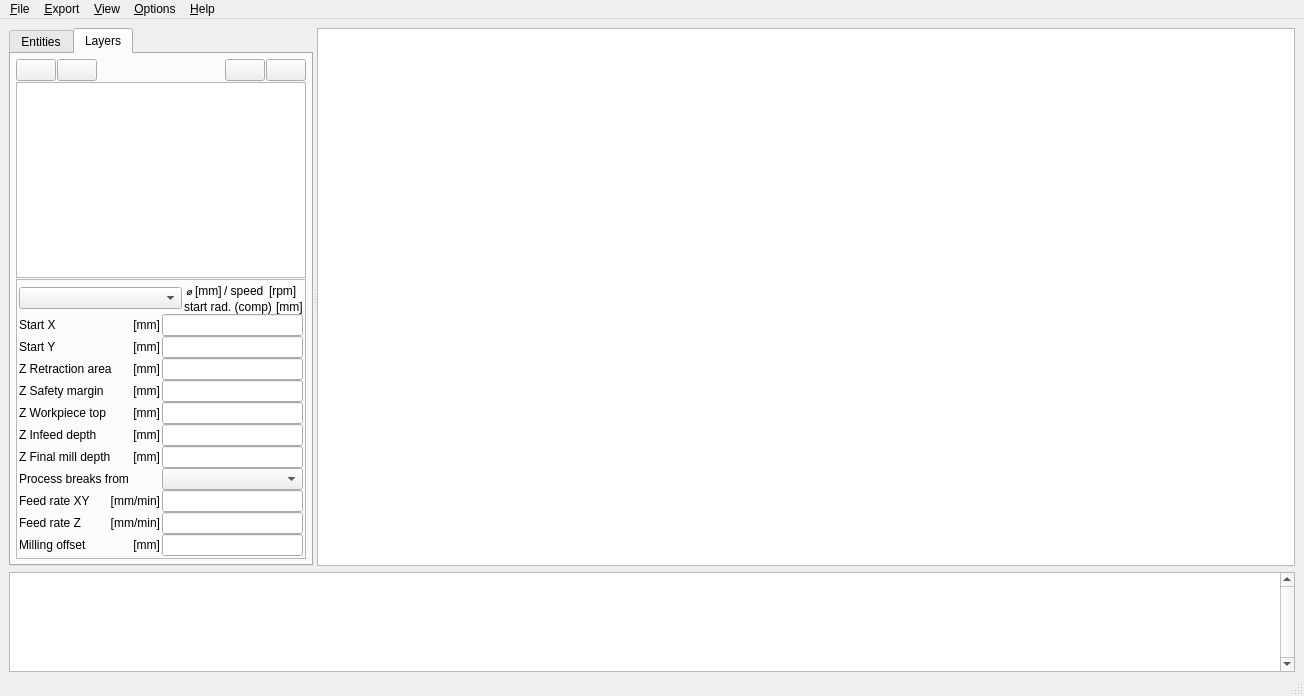
Before: the Qt Designer form source/dxf2gcode.ui in dxf2gcode/dxf2gcode, drawn with Qt 5.
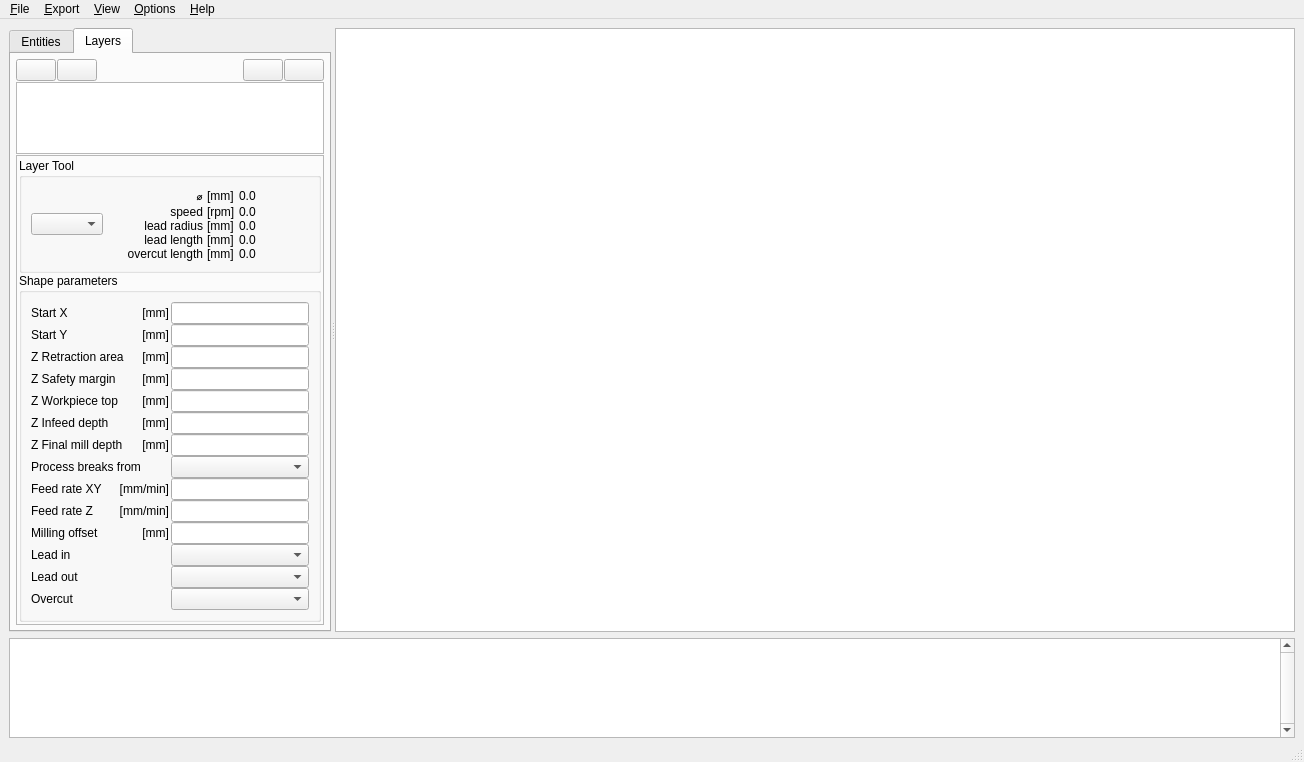
After: the same form once the commit is applied. Icons and pictures are not drawn. Custom widgets are drawn as their Qt base class.

Commit message: feat(core): add configurable lead in/out and overcut for contours

```diff
--- a/source/dxf2gcode.ui
+++ b/source/dxf2gcode.ui
@@ -308,6 +308,10 @@
              <number>2</number>
             </property>
             <item>
+              <widget class="QGroupBox" name="toolGroupBox">
+               <property name="title">
+                <string>Layer Tool</string>
+               </property>
              <layout class="QHBoxLayout" name="horizontalLayout_3">
               <property name="spacing">
                <number>2</number>
@@ -315,11 +319,14 @@
               <item>
                <widget class="QComboBox" name="toolDiameterComboBox">
                 <property name="sizePolicy">
-                 <sizepolicy hsizetype="Preferred" vsizetype="Fixed">
+                  <sizepolicy hsizetype="Maximum" vsizetype="Fixed">
                   <horstretch>0</horstretch>
                   <verstretch>0</verstretch>
                  </sizepolicy>
                 </property>
+                 <property name="sizeAdjustPolicy">
+                  <enum>QComboBox::AdjustToContents</enum>
+                 </property>
                 <property name="maxVisibleItems">
                  <number>20</number>
                 </property>
@@ -331,11 +338,17 @@
                  <number>0</number>
                 </property>
                 <item>
-                 <layout class="QHBoxLayout" name="horizontalLayout">
-                  <item>
+                  <layout class="QGridLayout" name="toolValuesGrid" columnstretch="1,0,0">
+                   <property name="horizontalSpacing">
+                    <number>4</number>
+                   </property>
+                   <property name="verticalSpacing">
+                    <number>0</number>
+                   </property>
+                   <item row="0" column="0">
                    <widget class="QLabel" name="label_11">
                     <property name="sizePolicy">
-                     <sizepolicy hsizetype="Maximum" vsizetype="Preferred">
+                      <sizepolicy hsizetype="Expanding" vsizetype="Preferred">
                       <horstretch>0</horstretch>
                       <verstretch>0</verstretch>
                      </sizepolicy>
@@ -346,36 +359,61 @@
                     <property name="textFormat">
                      <enum>Qt::PlainText</enum>
                     </property>
-                   </widget>
-                  </item>
-                  <item>
+                     <property name="alignment">
+                      <set>Qt::AlignRight|Qt::AlignTrailing|Qt::AlignVCenter</set>
+                     </property>
+                    </widget>
+                   </item>
+                   <item row="0" column="1">
+                    <widget class="QLabel" name="toolDiameterUnitLabel">
+                     <property name="sizePolicy">
+                      <sizepolicy hsizetype="Maximum" vsizetype="Preferred">
+                       <horstretch>0</horstretch>
+                       <verstretch>0</verstretch>
+                      </sizepolicy>
+                     </property>
+                     <property name="text">
+                      <string notr="true">[mm]</string>
+                     </property>
+                    </widget>
+                   </item>
+                   <item row="0" column="2">
                    <widget class="QLabel" name="toolDiameterLabel">
-                    <property name="sizePolicy">
-                     <sizepolicy hsizetype="Maximum" vsizetype="Preferred">
-                      <horstretch>0</horstretch>
-                      <verstretch>0</verstretch>
-                     </sizepolicy>
+                     <property name="minimumSize">
+                      <size>
+                       <width>70</width>
+                       <height>0</height>
+                      </size>
+                     </property>
+                     <property name="maximumSize">
+                      <size>
+                       <width>70</width>
+                       <height>16777215</height>
+                      </size>
                     </property>
                     <property name="text">
-                     <string notr="true">[mm]</string>
+                      <string notr="true">0.0</string>
                     </property>
                    </widget>
                   </item>
-                  <item>
+                   <item row="1" column="0">
                    <widget class="QLabel" name="label_12">
                     <property name="sizePolicy">
-                     <sizepolicy hsizetype="Maximum" vsizetype="Preferred">
+                      <sizepolicy hsizetype="Expanding" vsizetype="Preferred">
                       <horstretch>0</horstretch>
                       <verstretch>0</verstretch>
                      </sizepolicy>
                     </property>
                     <property name="text">
-                     <string>/ speed </string>
+                      <string>speed</string>
+                     </property>
+                     <property name="alignment">
+                      <set>Qt::AlignRight|Qt::AlignTrailing|Qt::AlignVCenter</set>
                     </property>
                    </widget>
                   </item>
-                  <item>
-                   <widget class="QLabel" name="toolSpeedLabel">
+                   <item row="1" column="1">
+                    <widget class="QLabel" name="toolSpeedUnitLabel">
                     <property name="sizePolicy">
                      <sizepolicy hsizetype="Maximum" vsizetype="Preferred">
                       <horstretch>0</horstretch>
@@ -387,26 +425,92 @@
                     </property>
                    </widget>
                   </item>
-                 </layout>
-                </item>
-                <item>
-                 <layout class="QHBoxLayout" name="horizontalLayout_2">
-                  <item>
+                   <item row="1" column="2">
+                    <widget class="QLabel" name="toolSpeedLabel">
+                     <property name="minimumSize">
+                      <size>
+                       <width>70</width>
+                       <height>0</height>
+                      </size>
+                     </property>
+                     <property name="maximumSize">
+                      <size>
+                       <width>70</width>
+                       <height>16777215</height>
+                      </size>
+                     </property>
+                     <property name="text">
+                      <string notr="true">0.0</string>
+                     </property>
+                    </widget>
+                   </item>
+                   <item row="2" column="0">
                    <widget class="QLabel" name="label_13">
                     <property name="sizePolicy">
+                      <sizepolicy hsizetype="Expanding" vsizetype="Preferred">
+                       <horstretch>0</horstretch>
+                       <verstretch>0</verstretch>
+                      </sizepolicy>
+                     </property>
+                     <property name="text">
+                      <string>lead radius</string>
+                     </property>
+                     <property name="alignment">
+                      <set>Qt::AlignRight|Qt::AlignTrailing|Qt::AlignVCenter</set>
+                     </property>
+                    </widget>
+                   </item>
+                   <item row="2" column="1">
+                    <widget class="QLabel" name="leadRadiusUnitLabel">
+                     <property name="sizePolicy">
                      <sizepolicy hsizetype="Maximum" vsizetype="Preferred">
                       <horstretch>0</horstretch>
                       <verstretch>0</verstretch>
                      </sizepolicy>
                     </property>
                     <property name="text">
-                     <string>start rad. (comp) </string>
+                      <string notr="true">[mm]</string>
                     </property>
                    </widget>
                   </item>
-                  <item>
-                   <widget class="QLabel" name="startRadiusLabel">
+                   <item row="2" column="2">
+                    <widget class="QLabel" name="leadRadiusLabel">
+                     <property name="minimumSize">
+                      <size>
+                       <width>70</width>
+                       <height>0</height>
+                      </size>
+                     </property>
+                     <property name="maximumSize">
+                      <size>
+                       <width>70</width>
+                       <height>16777215</height>
+                      </size>
+                     </property>
+                     <property name="text">
+                      <string notr="true">0.0</string>
+                     </property>
+                    </widget>
+                   </item>
+                   <item row="3" column="0">
+                    <widget class="QLabel" name="label_15">
                     <property name="sizePolicy">
+                      <sizepolicy hsizetype="Expanding" vsizetype="Preferred">
+                       <horstretch>0</horstretch>
+                       <verstretch>0</verstretch>
+                      </sizepolicy>
+                     </property>
+                     <property name="text">
+                      <string>lead length</string>
+                     </property>
+                     <property name="alignment">
+                      <set>Qt::AlignRight|Qt::AlignTrailing|Qt::AlignVCenter</set>
+                     </property>
+                    </widget>
+                   </item>
+                   <item row="3" column="1">
+                    <widget class="QLabel" name="leadLengthUnitLabel">
+                     <property name="sizePolicy">
                      <sizepolicy hsizetype="Maximum" vsizetype="Preferred">
                       <horstretch>0</horstretch>
                       <verstretch>0</verstretch>
@@ -417,13 +521,86 @@
                     </property>
                    </widget>
                   </item>
-                 </layout>
-                </item>
+                   <item row="3" column="2">
+                    <widget class="QLabel" name="leadLengthLabel">
+                     <property name="minimumSize">
+                      <size>
+                       <width>70</width>
+                       <height>0</height>
+                      </size>
+                     </property>
+                     <property name="maximumSize">
+                      <size>
+                       <width>70</width>
+                       <height>16777215</height>
+                      </size>
+                     </property>
+                     <property name="text">
+                      <string notr="true">0.0</string>
+                     </property>
+                    </widget>
+                   </item>
+                   <item row="4" column="0">
+                    <widget class="QLabel" name="label_16">
+                     <property name="sizePolicy">
+                      <sizepolicy hsizetype="Expanding" vsizetype="Preferred">
+                       <horstretch>0</horstretch>
+                       <verstretch>0</verstretch>
+                      </sizepolicy>
+                     </property>
+                     <property name="text">
+                      <string>overcut length</string>
+                     </property>
+                     <property name="alignment">
+                      <set>Qt::AlignRight|Qt::AlignTrailing|Qt::AlignVCenter</set>
+                     </property>
+                    </widget>
+                   </item>
+                   <item row="4" column="1">
+                    <widget class="QLabel" name="overcutLengthUnitLabel">
+                     <property name="sizePolicy">
+                      <sizepolicy hsizetype="Maximum" vsizetype="Preferred">
+                       <horstretch>0</horstretch>
+                       <verstretch>0</verstretch>
+                      </sizepolicy>
+                     </property>
+                     <property name="text">
+                      <string notr="true">[mm]</string>
+                     </property>
+                    </widget>
+                   </item>
+                   <item row="4" column="2">
+                    <widget class="QLabel" name="overcutLengthLabel">
+                     <property name="minimumSize">
+                      <size>
+                       <width>70</width>
+                       <height>0</height>
+                      </size>
+                     </property>
+                     <property name="maximumSize">
+                      <size>
+                       <width>70</width>
+                       <height>16777215</height>
+                      </size>
+                     </property>
+                     <property name="text">
+                      <string notr="true">0.0</string>
+                     </property>
+                    </widget>
+                   </item>
+                  </layout>
+                 </item>
+
                </layout>
               </item>
              </layout>
+               </widget>
             </item>
             <item>
+               <widget class="QGroupBox" name="shapeGroupBox">
+               <property name="title">
+                <string>Shape parameters</string>
+               </property>
              <layout class="QGridLayout" name="gridLayout" columnstretch="0,0">
               <property name="horizontalSpacing">
                <number>2</number>
@@ -842,6 +1019,114 @@
                 </property>
                </widget>
               </item>
+               <item row="11" column="0">
+                <layout class="QHBoxLayout" name="horizontalLayout_20">
+                 <property name="spacing">
+                  <number>2</number>
+                 </property>
+                 <property name="leftMargin">
+                  <number>0</number>
+                 </property>
+                 <property name="rightMargin">
+                  <number>0</number>
+                 </property>
+                 <item>
+                  <widget class="QLabel" name="leadInLabel">
+                   <property name="text">
+                    <string>Lead in</string>
+                   </property>
+                   <property name="wordWrap">
+                    <bool>true</bool>
+                   </property>
+                  </widget>
+                 </item>
+                </layout>
+               </item>
+               <item row="11" column="1">
+                <widget class="QComboBox" name="leadInComboBox">
+                 <property name="sizePolicy">
+                  <sizepolicy hsizetype="Preferred" vsizetype="Fixed">
+                   <horstretch>0</horstretch>
+                   <verstretch>0</verstretch>
+                  </sizepolicy>
+                 </property>
+                 <property name="toolTip">
+                  <string>Method of the lead in at the start of the contour. &quot;Configuration default&quot; uses the method which is set in the configuration file. The radius and the length of the lead in are common to the lead in and the lead out, they are defined per tool in the tools table. &quot;Circle&quot; is the quarter arc; with G41/G42 the movement which builds up the cutter compensation is added automatically (the machine can only build the compensation with a movement in the XY plane).</string>
+                 </property>
+                </widget>
+               </item>
+               <item row="12" column="0">
+                <layout class="QHBoxLayout" name="horizontalLayout_21">
+                 <property name="spacing">
+                  <number>2</number>
+                 </property>
+                 <property name="leftMargin">
+                  <number>0</number>
+                 </property>
+                 <property name="rightMargin">
+                  <number>0</number>
+                 </property>
+                 <item>
+                  <widget class="QLabel" name="leadOutLabel">
+                   <property name="text">
+                    <string>Lead out</string>
+                   </property>
+                   <property name="wordWrap">
+                    <bool>true</bool>
+                   </property>
+                  </widget>
+                 </item>
+                </layout>
+               </item>
+               <item row="12" column="1">
+                <widget class="QComboBox" name="leadOutComboBox">
+                 <property name="sizePolicy">
+                  <sizepolicy hsizetype="Preferred" vsizetype="Fixed">
+                   <horstretch>0</horstretch>
+                   <verstretch>0</verstretch>
+                  </sizepolicy>
+                 </property>
+                 <property name="toolTip">
+                  <string>Method of the lead out at the end of the contour. &quot;Configuration default&quot; uses the method which is set in the configuration file. The radius and the length of the lead out are common to the lead in and the lead out, they are defined per tool in the tools table.</string>
+                 </property>
+                </widget>
+               </item>
+               <item row="13" column="0">
+                <layout class="QHBoxLayout" name="horizontalLayout_22">
+                 <property name="spacing">
+                  <number>2</number>
+                 </property>
+                 <property name="leftMargin">
+                  <number>0</number>
+                 </property>
+                 <property name="rightMargin">
+                  <number>0</number>
+                 </property>
+                 <item>
+                  <widget class="QLabel" name="overcutLabel">
+                   <property name="text">
+                    <string>Overcut</string>
+                   </property>
+                   <property name="wordWrap">
+                    <bool>true</bool>
+                   </property>
+                  </widget>
+                 </item>
+                </layout>
+               </item>
+               <item row="13" column="1">
+                <widget class="QComboBox" name="overcutComboBox">
+                 <property name="sizePolicy">
+                  <sizepolicy hsizetype="Preferred" vsizetype="Fixed">
+                   <horstretch>0</horstretch>
+                   <verstretch>0</verstretch>
+                  </sizepolicy>
+                 </property>
+                 <property name="toolTip">
+                  <string>The overcut continues the cut along the existing contour beyond the closing point of a closed contour. &quot;Configuration default&quot; uses the setting which is set in the configuration file, &quot;None&quot; switches the overcut off for these shapes. The length of the overcut is set in the configuration file (or with the layer name identifier).</string>
+                 </property>
+                </widget>
+               </item>
               <item row="1" column="0">
                <layout class="QHBoxLayout" name="horizontalLayout_7">
                 <property name="spacing">
@@ -883,6 +1168,7 @@
                </widget>
               </item>
              </layout>
+              </widget>
             </item>
            </layout>
           </widget>
```
Left out of the diff: 1 changed line with no effect on the pictures. Lines whose indentation alone changed are shown as unchanged. The commit also changes 57 other files.
